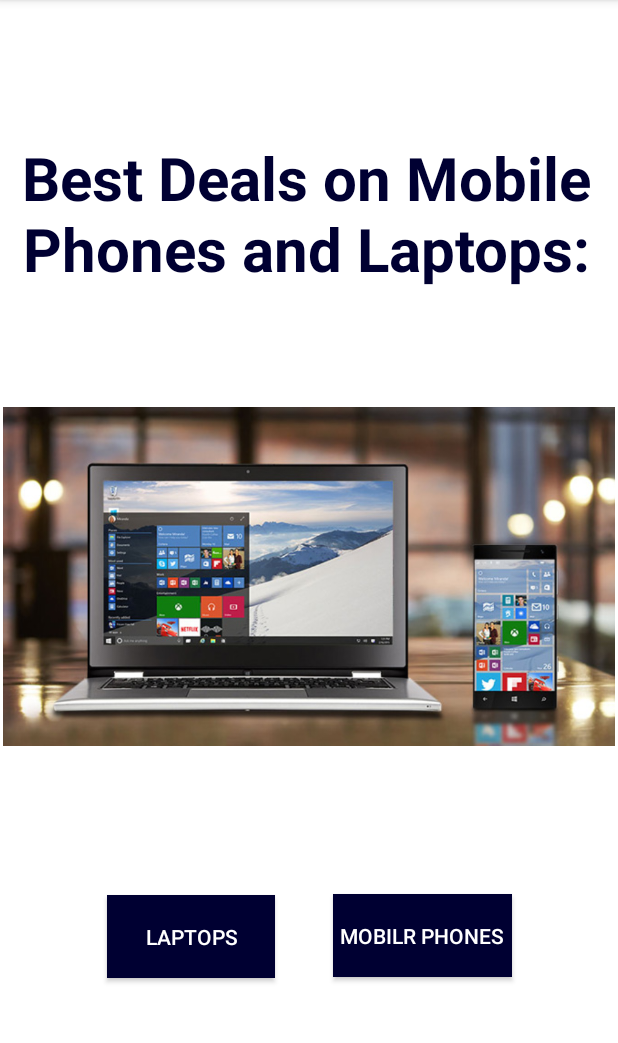
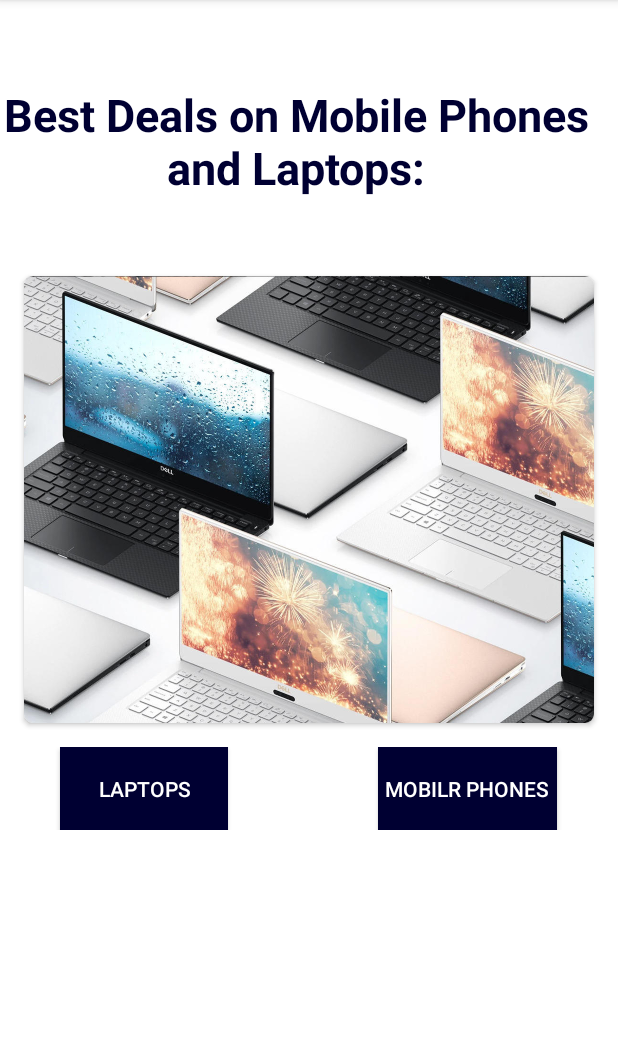
Before and after one commit to harpreetsingh786/eshops, an Android app: the fragment HomeFragment shown on its own in the app's theme, on a phone screen of 412 x 824 dp, the part 84-1127 px from its top. Run offline under Robolectric (Android 15) with nearby library versions, the phone set to English and light mode, and no system bars.

Commit message:
harpreet 6th commit

```diff
--- a/app/src/main/java/com/example/eshopnew/ui/home/HomeFragment.java
+++ b/app/src/main/java/com/example/eshopnew/ui/home/HomeFragment.java
@@ -29,10 +29,26 @@ public class HomeFragment extends Fragment {
 
     public View onCreateView(@NonNull LayoutInflater inflater,
                              ViewGroup container, Bundle savedInstanceState) {
+
+        View root = inflater.inflate(R.layout.fragment_home, container, false);
+
+
+        viewFlipper=root.findViewById(R.id.VFLIPPER);
+
+        int images []={R.drawable.laptopspics,R.drawable.deals,R.drawable.smartwatchesimages,R.drawable.pixel};
+
+        for (int i=0;i<images.length;i++)
+        {
+            imagesFlipper(images[i]);
+
+        }
+
+
+
+
         homeViewModel =
                 ViewModelProviders.of(this).get(HomeViewModel.class);
-        View root = inflater.inflate(R.layout.fragment_home, container, false);
-        final TextView textView = root.findViewById(R.id.text_home);
+        //final TextView textView = root.findViewById(R.id.text_home);
         btn=root.findViewById(R.id.button);
         bt2=root.findViewById(R.id.button2);
         bt2.setOnClickListener(new View.OnClickListener() {
@@ -51,4 +67,19 @@ public class HomeFragment extends Fragment {
         });
         return root;
     }
-  }
+
+    public  void imagesFlipper(int image)
+    {
+        ImageView imageView=new ImageView(getActivity());
+        imageView.setBackgroundResource(image);
+
+        viewFlipper.addView(imageView);
+        viewFlipper.setFlipInterval(4000);
+        viewFlipper.setAutoStart(true);
+
+        viewFlipper.setInAnimation(getActivity(),android.R.anim.slide_in_left);
+        viewFlipper.setOutAnimation(getActivity(),android.R.anim.slide_out_right);
+
+    }
+
+}
--- a/app/src/main/res/drawable/ic_wave2.xml
+++ b/app/src/main/res/drawable/ic_wave2.xml
@@ -5,5 +5,5 @@
     android:viewportHeight="320">
   <path
       android:pathData="M0,160L24,165.3C48,171 96,181 144,176C192,171 240,149 288,117.3C336,85 384,43 432,37.3C480,32 528,64 576,106.7C624,149 672,203 720,208C768,213 816,171 864,160C912,149 960,171 1008,202.7C1056,235 1104,277 1152,277.3C1200,277 1248,235 1296,186.7C1344,139 1392,85 1416,58.7L1440,32L1440,0L1416,0C1392,0 1344,0 1296,0C1248,0 1200,0 1152,0C1104,0 1056,0 1008,0C960,0 912,0 864,0C816,0 768,0 720,0C672,0 624,0 576,0C528,0 480,0 432,0C384,0 336,0 288,0C240,0 192,0 144,0C96,0 48,0 24,0L0,0Z"
-      android:fillColor="#000032"/>
+      android:fillColor="#0099ff"/>
 </vector>
--- a/app/src/main/res/layout/activity_adminlogin.xml
+++ b/app/src/main/res/layout/activity_adminlogin.xml
@@ -12,13 +12,14 @@
     <LinearLayout
         android:layout_width="match_parent"
         android:layout_height="100dp"
-        android:background="#000032">
+        android:background="#0099ff">
 
     </LinearLayout>
 
     <LinearLayout
         android:layout_width="match_parent"
-        android:layout_height="20dp"></LinearLayout>
+        android:layout_height="20dp"
+        android:background="@drawable/ic_wave2"></LinearLayout>
 
     <LinearLayout
         android:layout_width="match_parent"
@@ -109,7 +110,7 @@
             android:layout_height="wrap_content"
             android:layout_gravity="center"
             android:layout_marginTop="35dp"
-            android:background="#000032"
+            android:background="#0099ff"
             android:drawablePadding="10dp"
             android:text="sign in"
             android:textColor="#fff"
--- a/app/src/main/res/layout/fragment_home.xml
+++ b/app/src/main/res/layout/fragment_home.xml
@@ -1,25 +1,13 @@
 <?xml version="1.0" encoding="utf-8"?>
-<androidx.constraintlayout.widget.ConstraintLayout xmlns:android="http://schemas.android.com/apk/res/android"
+<LinearLayout xmlns:android="http://schemas.android.com/apk/res/android"
     xmlns:app="http://schemas.android.com/apk/res-auto"
     xmlns:tools="http://schemas.android.com/tools"
     android:layout_width="match_parent"
     android:layout_height="match_parent"
     android:background="#ffffff"
-    tools:context=".ui.home.HomeFragment">
+    tools:context=".ui.home.HomeFragment"
+    android:orientation="vertical">
 
-    <TextView
-        android:id="@+id/text_home"
-        android:layout_width="match_parent"
-        android:layout_height="wrap_content"
-        android:layout_marginStart="8dp"
-        android:layout_marginTop="8dp"
-        android:layout_marginEnd="8dp"
-        android:textAlignment="center"
-        android:textSize="20sp"
-        app:layout_constraintBottom_toBottomOf="parent"
-        app:layout_constraintEnd_toEndOf="parent"
-        app:layout_constraintStart_toStartOf="parent"
-        app:layout_constraintTop_toTopOf="parent" />
 
     <TextView
         android:id="@+id/textView2"
@@ -27,39 +15,57 @@
         android:layout_height="148dp"
         android:background="#ffffff"
         android:text="Best Deals on Mobile Phones and Laptops:"
-        android:textAlignment="center"
+        android:gravity="center"
         android:textColor="#000032"
-        android:textSize="40dp"
-        android:textStyle="bold"
-        app:layout_constraintBottom_toBottomOf="parent"
-        app:layout_constraintEnd_toEndOf="parent"
-        app:layout_constraintHorizontal_bias="0.416"
-        app:layout_constraintStart_toStartOf="parent"
-        app:layout_constraintTop_toTopOf="parent"
-        app:layout_constraintVertical_bias="0.147" />
+        android:textSize="30dp"
+        android:layout_marginTop="20dp"
+        android:textStyle="bold" />
 
-    <ImageView
-        android:layout_width="408dp"
+    <LinearLayout
+        android:layout_width="match_parent"
+        android:layout_height="330dp"
+        android:orientation="vertical"
+        >
+        <androidx.cardview.widget.CardView
+            app:cardCornerRadius="6dp"
+            android:layout_margin="16dp"
+            android:layout_width="match_parent"
+            android:layout_height="wrap_content">
+
+            <ViewFlipper
+                android:id="@+id/VFLIPPER"
+                android:layout_width="match_parent"
+                android:layout_height="300dp"
+                />
+
+        </androidx.cardview.widget.CardView>
+
+
+
+
+    </LinearLayout>
+
+
+ <!---   <ImageView
+        android:layout_width="385dp"
         android:layout_height="375dp"
-        android:src="@drawable/deals"
-        app:layout_constraintBottom_toBottomOf="parent"
-        app:layout_constraintEnd_toEndOf="parent"
-        app:layout_constraintStart_toStartOf="parent"
-        app:layout_constraintTop_toTopOf="parent" />
+        android:layout_marginLeft="10dp"
+        android:layout_marginRight="10dp"
+        android:src="@drawable/deals" />
+-->
 
+<LinearLayout
+    android:layout_width="match_parent"
+    android:layout_height="wrap_content"
+    android:orientation="horizontal">
     <Button
         android:id="@+id/button"
         android:layout_width="112dp"
         android:layout_height="55dp"
         android:background="#000032"
+        android:layout_marginLeft="40dp"
         android:text="Laptops"
-        android:textColor="#ffffff"
-        app:layout_constraintBottom_toBottomOf="parent"
-        app:layout_constraintEnd_toEndOf="parent"
-        app:layout_constraintHorizontal_bias="0.237"
-        app:layout_constraintStart_toStartOf="parent"
-        app:layout_constraintTop_toTopOf="parent"
-        app:layout_constraintVertical_bias="0.837" />
+        android:textColor="#ffffff" />
 
     <Button
         android:id="@+id/button2"
@@ -68,10 +74,8 @@
         android:background="#000032"
         android:text="Mobilr Phones"
         android:textColor="#ffffff"
-        app:layout_constraintBottom_toBottomOf="parent"
-        app:layout_constraintEnd_toEndOf="parent"
-        app:layout_constraintHorizontal_bias="0.758"
-        app:layout_constraintStart_toStartOf="parent"
-        app:layout_constraintTop_toTopOf="parent"
-        app:layout_constraintVertical_bias="0.836" />
-</androidx.constraintlayout.widget.ConstraintLayout>
+        android:layout_marginRight="40dp"
+        android:layout_marginLeft="100dp"/>
+
+</LinearLayout>
+</LinearLayout>
```
Also changed, not shown: app/src/main/res/drawable-v24/laptopspics.jpg (added), app/src/main/res/drawable-v24/pixel.jpeg (added), app/src/main/res/drawable-v24/smartwatchesimages.jpg (added).
